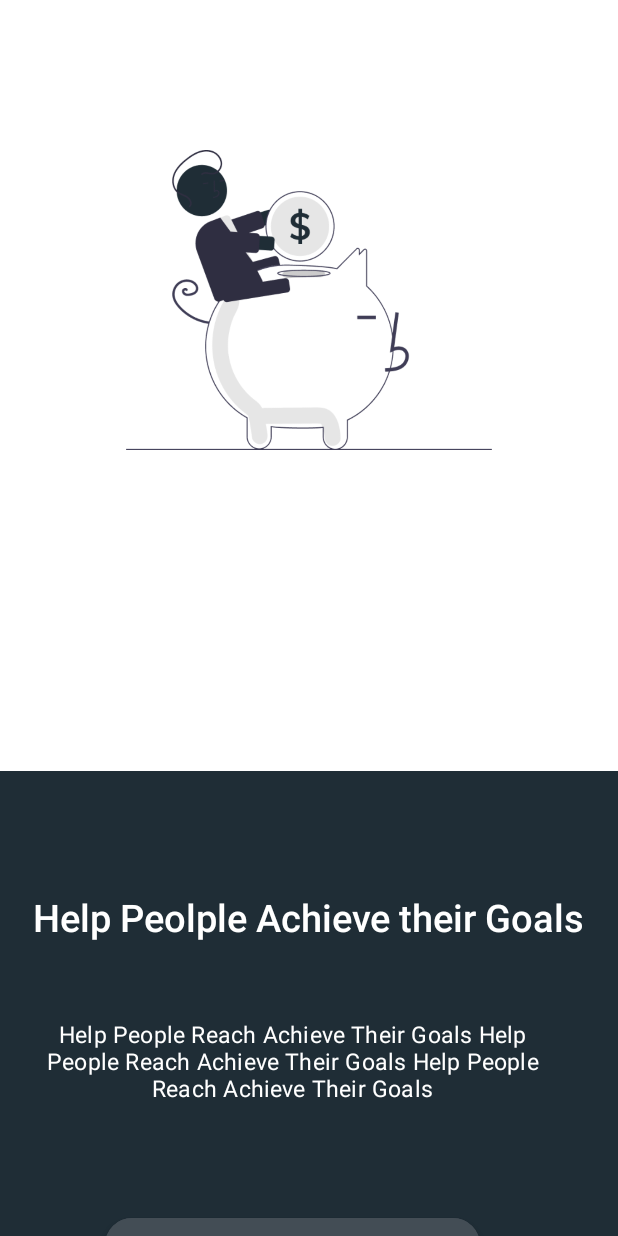
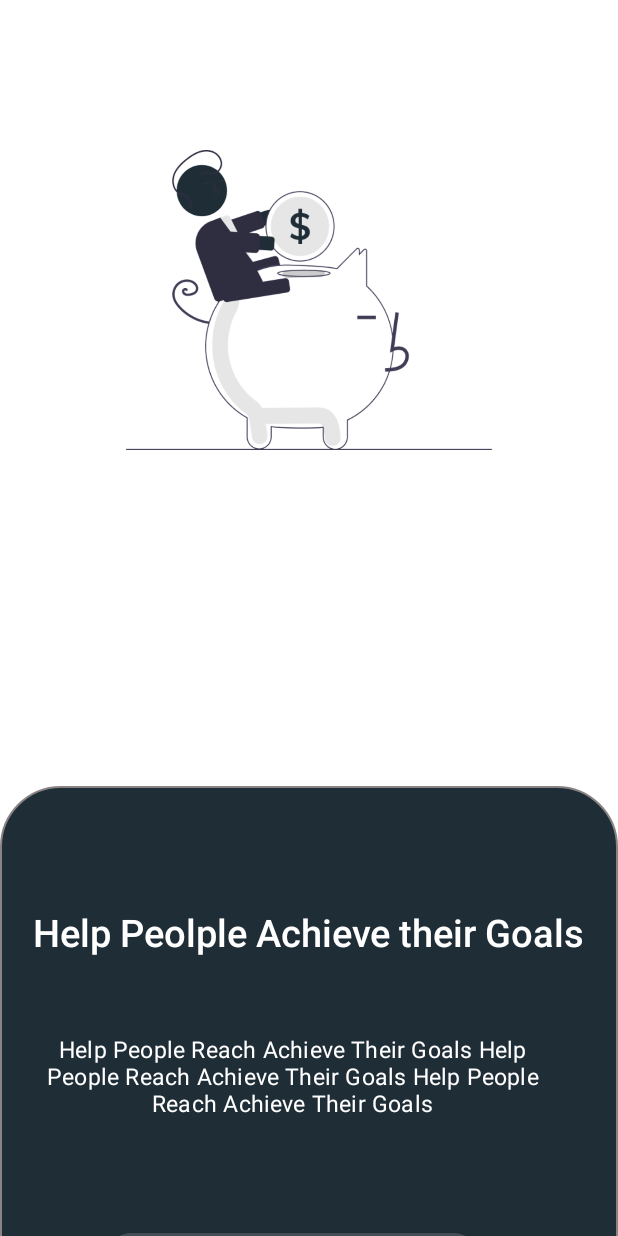
Before and after one commit to Jayjerome/GoFundMe, an Android app: the screen it shows after launch (MainActivity), on a phone screen of 412 x 824 dp. Run offline under Robolectric (Android 15) with nearby library versions, the phone set to English and light mode, and no system bars.

Commit message:
Bottom Sheet rounded corners design bug fixed

```diff
--- a/app/src/main/java/com/gads/crowdfunding/onboarding/MainActivity.kt
+++ b/app/src/main/java/com/gads/crowdfunding/onboarding/MainActivity.kt
@@ -25,7 +25,5 @@ class MainActivity : AppCompatActivity() {
             startActivity(Intent(this, SignIn_LogIn::class.java))
         }
 
-
     }
-
 }
--- a/app/src/main/res/drawable/bottomsheet_shape.xml
+++ b/app/src/main/res/drawable/bottomsheet_shape.xml
@@ -2,13 +2,11 @@
 <shape xmlns:android="http://schemas.android.com/apk/res/android"
     android:padding="10dp"
     android:shape="rectangle">
-    <solid android:color="#FFF" />
+    <solid android:color="@color/colorPrimary" />
     <stroke
         android:width="1dp"
         android:color="#8A8383" />
     <corners
-        android:bottomLeftRadius="10dp"
-        android:bottomRightRadius="10dp"
-        android:topLeftRadius="10dp"
-        android:topRightRadius="10dp" />
+        android:topLeftRadius="40dp"
+        android:topRightRadius="40dp" />
 </shape>
--- a/app/src/main/res/layout/activity_main.xml
+++ b/app/src/main/res/layout/activity_main.xml
@@ -19,10 +19,10 @@
         android:layout_width="match_parent"
         android:layout_height="wrap_content"
         app:layout_behavior="com.google.android.material.bottomsheet.BottomSheetBehavior"
-        app:behavior_peekHeight="310dp"
+        app:behavior_peekHeight="300dp"
         app:behavior_hideable="false">
 
-        <include layout="@layout/item_bottom_sheet"/>
+        <include layout="@layout/item_bottom_sheet" />
 
     </FrameLayout>
 
--- a/app/src/main/res/layout/item_bottom_sheet.xml
+++ b/app/src/main/res/layout/item_bottom_sheet.xml
@@ -6,7 +6,7 @@
     android:layout_height="400dp"
     xmlns:app="http://schemas.android.com/apk/res-auto"
     android:orientation="vertical"
-    android:background="@color/colorPrimary"
+    android:background="@drawable/bottomsheet_shape"
     xmlns:android="http://schemas.android.com/apk/res/android">
 
 
```
Also changed, not shown: app/src/main/java/com/gads/crowdfunding/onboarding/bottomSheetFragment.kt (deleted, +0 -9 lines), app/src/main/res/values/themes.xml (+0 -10 lines).
